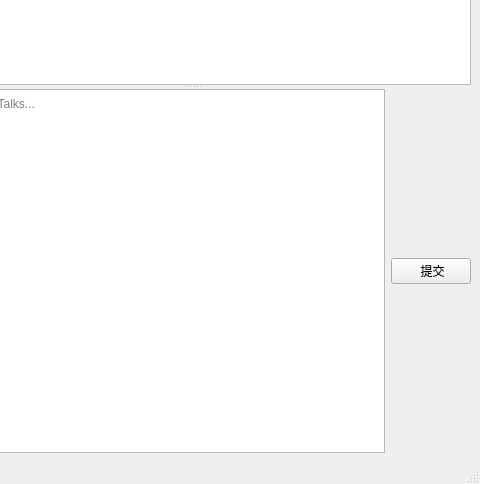
Before: the Qt Designer form ui/main_window.ui in liyixin1/GPTalks, drawn with Qt 5; both pictures show x 520 to 1000 and y 316 to 800 of the 1000 by 800 pixel window.
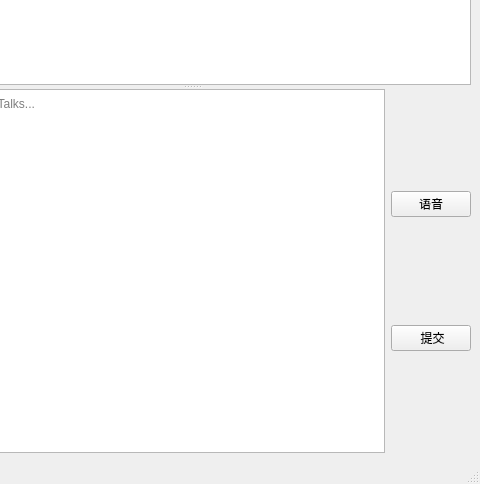
After: the same form once the commit is applied. Icons and pictures are not drawn.

Commit message: 新增语音输入功能，完善各模块数据传递

```diff
--- a/ui/main_window.ui
+++ b/ui/main_window.ui
@@ -103,6 +103,24 @@
              </widget>
             </item>
             <item>
+             <layout class="QVBoxLayout" name="verticalLayout_2">
+              <item>
+               <widget class="QPushButton" name="pushButton_audio">
+                <property name="text">
+                 <string>语音</string>
+                </property>
+                <property name="checkable">
+                 <bool>true</bool>
+                </property>
+                <property name="checked">
+                 <bool>false</bool>
+                </property>
+                <property name="autoRepeat">
+                 <bool>false</bool>
+                </property>
+               </widget>
+              </item>
+              <item>
              <widget class="QPushButton" name="pushButton_commit">
               <property name="text">
                <string> 提交</string>
@@ -112,6 +130,8 @@
                 <normaloff>image/commit.svg</normaloff>image/commit.svg</iconset>
               </property>
              </widget>
+              </item>
+             </layout>
             </item>
            </layout>
           </widget>
```
Lines whose indentation alone changed are shown as unchanged. The commit also changes 13 other files.
